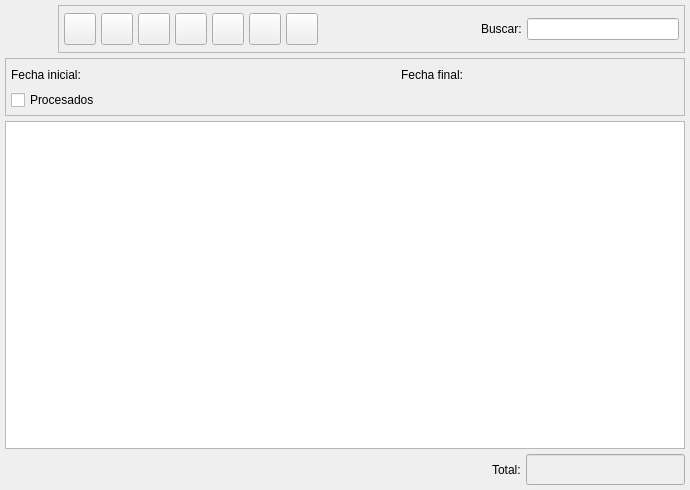
This is bulmages/bulmafact/src/presupuestoslistbase.ui in eboladev/Bulmages-1 as Qt 5 draws it before an edit. The edited form follows.
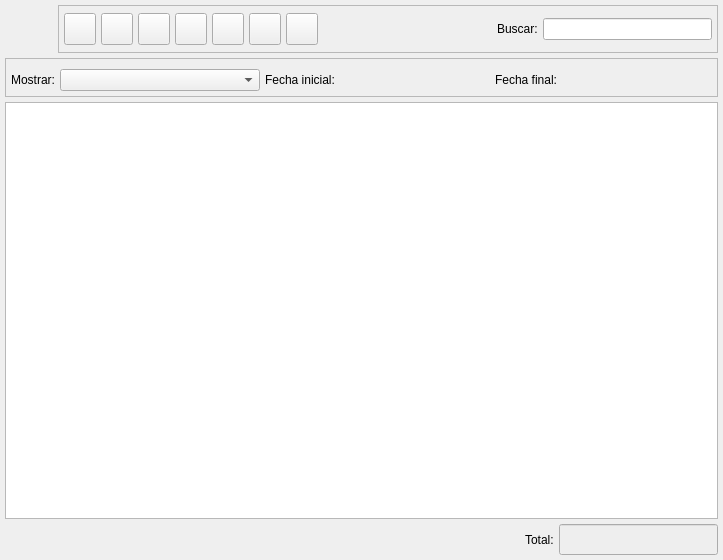
This is the edited form. Icons and pictures are not drawn. Custom widgets are drawn as their Qt base class.

Commit message: Pongo un combobox de procesados o no en los listados mas importantes. Al estilo de las Facturas a Cliente. Ajusto un poco la imagen de los filtrados para listados para que todas sean iguales.

Patch:
```diff
--- a/bulmages/bulmafact/src/presupuestoslistbase.ui
+++ b/bulmages/bulmafact/src/presupuestoslistbase.ui
@@ -9,8 +9,8 @@
    <rect>
     <x>0</x>
     <y>0</y>
-    <width>690</width>
-    <height>490</height>
+    <width>679</width>
+    <height>560</height>
    </rect>
   </property>
   <property name="windowTitle" >
@@ -391,6 +391,14 @@
    </item>
    <item>
     <widget class="QFrame" name="m_busqueda" >
+     <property name="sizePolicy" >
+      <sizepolicy>
+       <hsizetype>5</hsizetype>
+       <vsizetype>4</vsizetype>
+       <horstretch>0</horstretch>
+       <verstretch>0</verstretch>
+      </sizepolicy>
+     </property>
      <property name="frameShape" >
       <enum>QFrame::StyledPanel</enum>
      </property>
@@ -404,6 +412,64 @@
       <property name="spacing" >
        <number>5</number>
       </property>
+      <item>
+       <layout class="QHBoxLayout" >
+        <property name="margin" >
+         <number>0</number>
+        </property>
+        <property name="spacing" >
+         <number>3</number>
+        </property>
+        <item>
+         <widget class="BusquedaArticulo" native="1" name="m_articulo" >
+          <property name="sizePolicy" >
+           <sizepolicy>
+            <hsizetype>7</hsizetype>
+            <vsizetype>3</vsizetype>
+            <horstretch>0</horstretch>
+            <verstretch>0</verstretch>
+           </sizepolicy>
+          </property>
+          <property name="minimumSize" >
+           <size>
+            <width>0</width>
+            <height>0</height>
+           </size>
+          </property>
+          <property name="maximumSize" >
+           <size>
+            <width>16777215</width>
+            <height>20</height>
+           </size>
+          </property>
+         </widget>
+        </item>
+        <item>
+         <widget class="BusquedaCliente" native="1" name="m_cliente" >
+          <property name="sizePolicy" >
+           <sizepolicy>
+            <hsizetype>7</hsizetype>
+            <vsizetype>3</vsizetype>
+            <horstretch>0</horstretch>
+            <verstretch>0</verstretch>
+           </sizepolicy>
+          </property>
+          <property name="minimumSize" >
+           <size>
+            <width>0</width>
+            <height>0</height>
+           </size>
+          </property>
+          <property name="maximumSize" >
+           <size>
+            <width>16777215</width>
+            <height>20</height>
+           </size>
+          </property>
+         </widget>
+        </item>
+       </layout>
+      </item>
       <item>
        <layout class="QHBoxLayout" >
         <property name="margin" >
@@ -412,6 +478,38 @@
         <property name="spacing" >
          <number>5</number>
         </property>
+        <item>
+         <widget class="QLabel" name="label_2" >
+          <property name="text" >
+           <string>Mostrar:</string>
+          </property>
+          <property name="alignment" >
+           <set>Qt::AlignRight|Qt::AlignTrailing|Qt::AlignVCenter</set>
+          </property>
+         </widget>
+        </item>
+        <item>
+         <widget class="QComboBox" name="mui_procesada" >
+          <property name="minimumSize" >
+           <size>
+            <width>200</width>
+            <height>0</height>
+           </size>
+          </property>
+          <property name="maximumSize" >
+           <size>
+            <width>200</width>
+            <height>16777215</height>
+           </size>
+          </property>
+          <property name="focusPolicy" >
+           <enum>Qt::StrongFocus</enum>
+          </property>
+          <property name="frame" >
+           <bool>true</bool>
+          </property>
+         </widget>
+        </item>
         <item>
          <widget class="QLabel" name="textLabel1_4" >
           <property name="text" >
@@ -480,29 +578,6 @@
         </item>
        </layout>
       </item>
-      <item>
-       <layout class="QHBoxLayout" >
-        <property name="margin" >
-         <number>0</number>
-        </property>
-        <property name="spacing" >
-         <number>3</number>
-        </property>
-        <item>
-         <widget class="QCheckBox" name="m_procesados" >
-          <property name="text" >
-           <string>Procesados</string>
-          </property>
-         </widget>
-        </item>
-        <item>
-         <widget class="BusquedaArticulo" native="1" name="m_articulo" />
-        </item>
-        <item>
-         <widget class="BusquedaCliente" native="1" name="m_cliente" />
-        </item>
-       </layout>
-      </item>
      </layout>
     </widget>
    </item>
@@ -630,6 +705,11 @@
  </widget>
  <layoutdefault spacing="3" margin="5" />
  <customwidgets>
+  <customwidget>
+   <class>BusquedaFecha</class>
+   <extends>QWidget</extends>
+   <header>../../../bulmalib/busquedafecha.h</header>
+  </customwidget>
   <customwidget>
    <class>BusquedaCliente</class>
    <extends>QWidget</extends>
@@ -645,11 +725,6 @@
    <extends>QWidget</extends>
    <header>busquedaarticulo.h</header>
   </customwidget>
-  <customwidget>
-   <class>BusquedaFecha</class>
-   <extends>QWidget</extends>
-   <header>../../../bulmalib/busquedafecha.h</header>
-  </customwidget>
  </customwidgets>
  <resources>
   <include location="../../bulmages.qrc" />
```
The commit also changes 25 other files.
